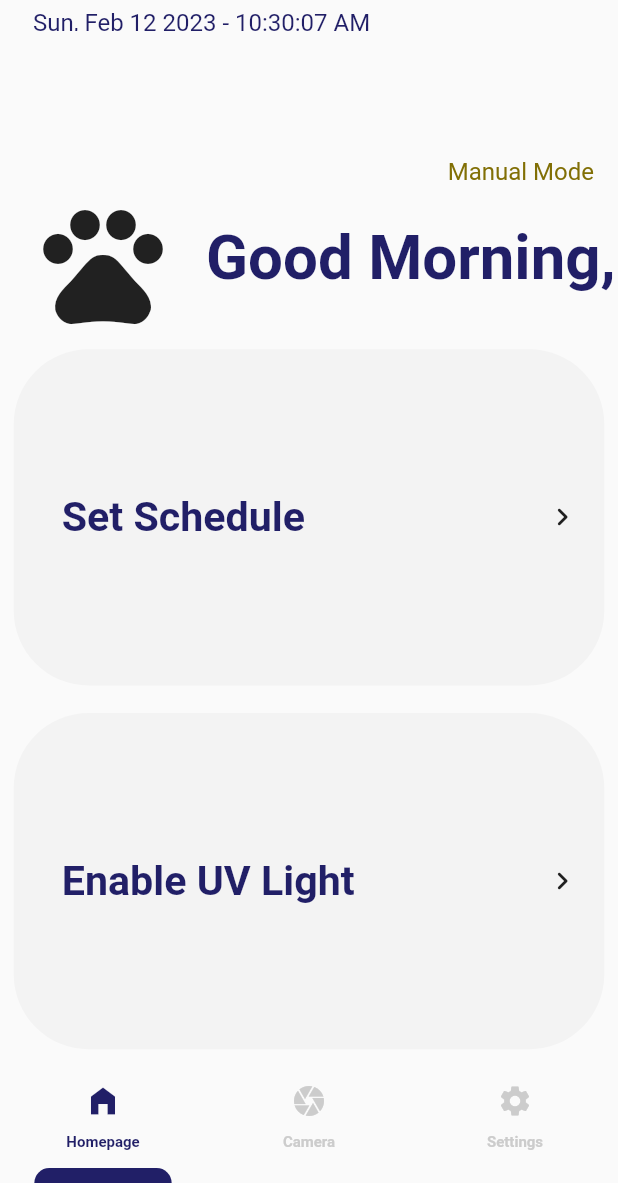
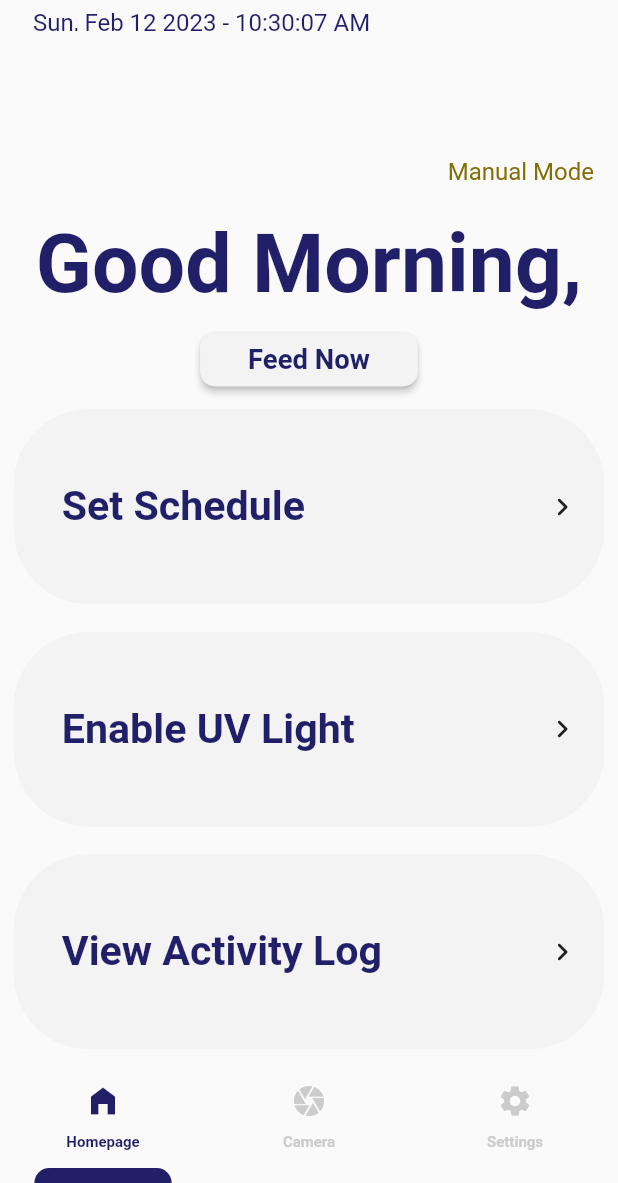
Before and after one commit to Thanatoslayer6/petfeederapp, a Flutter app: the screen it shows after launch, on a phone screen of 412 x 824 dp, the part 53-1236 px from its top. Run offline on Flutter 3.47's test engine with Material 2 defaults, Android fonts, the light colour scheme and no system bars; our stand-ins replace animated_text_kit, connectivity_plus, weekday_selector; network calls fail; Roboto replaces fonts that are missing (Poppins).

```diff
--- a/lib/homepage.dart
+++ b/lib/homepage.dart
@@ -1,10 +1,11 @@
 // ignore_for_file: prefer_const_constructors
-
+import 'package:animated_text_kit/animated_text_kit.dart';
 import 'package:flutter/material.dart';
 import 'package:intl/intl.dart';
 import 'adaptive.dart';
 import 'time.dart';
 import 'schedule.dart';
+import 'quotes.dart';
 
 class Homepage extends StatefulWidget {
   const Homepage({super.key});
@@ -14,18 +15,27 @@ class Homepage extends StatefulWidget {
 }
 
 class _HomepageState extends State<Homepage> {
-  // bool isAutomaticMode = true;
   int activeScheduleRotationIndex = 0;
-  // List<DateTime> activeSchedules = [];
+  bool isQuoteAlreadyAnimated = false;
+
+  @override
+  void initState() {
+    // Gets random quote if possible
+    if (Quotes.hasQuote == false) {
+      Quotes.getRandom(setState);
+    }
+    super.initState();
+  }
+
   @override
   Widget build(BuildContext context) {
+    var activeSchedules = getScheduleInOrder();
     // final automaticModeFontColor = Color.fromARGB(255, 9, 104, 18);
     // final manualModeFontColor = Color.fromARGB(255, 129, 111, 5);
-    var activeSchedules = getScheduleInOrder();
     return Column(
       children: [
-        // Automatic mode
         if (activeSchedules.isNotEmpty) ...[
+          // AUTOMATIC MODE
           modeIdentifierWidget(context, true), // Automatic Mode ? Manual Mode
           headlineAutomaticWidget(context), // Feeding Time (TIME)
           subHeadlineWidget(
@@ -37,17 +47,11 @@ class _HomepageState extends State<Homepage> {
           // feedButtonWidget(context), // DISABLE FEED ME FOR NOW....
           setScheduleButtonWidget(), // Set schedule
           uvLightButtonWidget(), // Enable/Disable uv light
+          activityLogButtonWidget()
           // setModeButtonWidget()
         ] else if (activeSchedules.isEmpty) ...[
+          // MANUAL MODE
           modeIdentifierWidget(context, false),
-          // Container(
-          //   // margin: EdgeInsets.only(top: 48, bottom: 16),
-          //   color: Colors.amber,
-          //   child: Icon(
-          //     Icons.pets_rounded,
-          //     size: 128,
-          //   ),
-          // ),
           // ignore: avoid_unnecessary_containers
           Container(
             // color: Colors.red,
@@ -56,55 +60,41 @@ class _HomepageState extends State<Homepage> {
               crossAxisAlignment: CrossAxisAlignment.center,
               children: [
                 Expanded(
-                  flex: 1,
-                  child: Container(
-                    // color: Colors.green,
-                    // margin: EdgeInsets.only(left: 24),
-                    child: Icon(Icons.pets_rounded, size: 96),
-                  ),
-                ),
-                Expanded(
-                  flex: 2,
                   child: Column(
                     children: [
+                      // GREETING HEADER
                       Container(
                         // color: Colors.yellow,
-                        alignment: Alignment.centerLeft,
-                        margin: EdgeInsets.only(top: 8, bottom: 16),
+                        // alignment: Alignment.centerLeft,
+                        margin: EdgeInsets.only(top: 16, bottom: 8),
                         child: Text(greeting(),
                             style: TextStyle(
                                 color: const Color.fromARGB(255, 33, 31, 103),
                                 fontFamily: 'Poppins',
-                                fontSize: getadaptiveTextSize(context, 36),
+                                fontSize: getadaptiveTextSize(context, 48),
                                 fontWeight: FontWeight.bold)),
                       ),
-                      // feedButtonWidget(context)
+                      // isQuoteAlreadyAnimated == true ? animateQuote(false) : animateQuote(true),
+                      // Some ternary condition superiority is shown xD
+                      ...((isQuoteAlreadyAnimated == true)
+                          ? animateQuote(true)
+                          : animateQuote(false)),
+                      // isQuoteAlreadyAnimated == true
+                      //     ? animateQuote(false)
+                      //     : animateQuote(true),
+                      feedButtonWidget(context)
                     ],
                   ),
                 ),
               ],
             ),
           ),
-          /*
-          Container(
-            // color: Colors.amber,
-            margin: EdgeInsets.only(top: 16, bottom: 16, left: 32),
-            width: MediaQuery.of(context).size.width,
-            child: Text(
-              "NOTE: Set a schedule for automation",
-              style: TextStyle(
-                  fontFamily: "Poppins",
-                  fontSize: getadaptiveTextSize(context, 18),
-                  fontStyle: FontStyle.italic,
-                  fontWeight: FontWeight.w300),
-            ),
-          ),
-          */
           // BUTTONS BELOW,
           setScheduleButtonWidget(), // Set schedule
           // feedButtonWidget(context), // DISABLE FEED ME FOR NOW....
           uvLightButtonWidget(), // Enable/Disable uv light
           // setModeButtonWidget()
+          activityLogButtonWidget(),
         ]
       ],
     );
@@ -126,10 +116,6 @@ class _HomepageState extends State<Homepage> {
               (item) => item.weekDaysIndex[DateTimeService.timeNow.weekday % 7])
           .toList();
 
-      // print("Here's your schedule");
-      // activeSchedules.forEach((element) {
-      //   print(element.data);
-      // });
       return activeSchedules;
       // Print
     } else {
@@ -228,24 +214,15 @@ class _HomepageState extends State<Homepage> {
     );
   }
 
-/*
-  Expanded setModeButtonWidget() {
+  Expanded activityLogButtonWidget() {
     return Expanded(
       child: Container(
         padding: EdgeInsets.all(getadaptiveTextSize(context, 8)),
         width: MediaQuery.of(context).size.width,
         child: MaterialButton(
-          onPressed: () {
-            setState(() {
-              isAutomaticMode == true
-                  ? isAutomaticMode = false
-                  : isAutomaticMode = true;
-            });
-          },
-          // padding: const EdgeInsets.fromLTRB(0, 8, 0, 8),
+            onPressed: () {},
             padding: EdgeInsets.fromLTRB(0, getadaptiveTextSize(context, 4), 0,
                 getadaptiveTextSize(context, 4)),
-          // color: Colors.grey,
             shape:
                 RoundedRectangleBorder(borderRadius: BorderRadius.circular(50)),
             color: const Color.fromARGB(255, 243, 243, 243),
@@ -258,7 +235,7 @@ class _HomepageState extends State<Homepage> {
                   child: Align(
                     alignment: Alignment.centerLeft,
                     child: Text(
-                    isAutomaticMode == true ? "Manual Mode" : "Automatic Mode",
+                      "View Activity Log",
                       style: TextStyle(
                           color: const Color.fromARGB(255, 33, 31, 103),
                           fontFamily: 'Poppins',
@@ -273,9 +250,96 @@ class _HomepageState extends State<Homepage> {
                     child: Icon(Icons.keyboard_arrow_right_rounded)),
               ],
             )),
-    ));
+      ),
+    );
   }
-  */
+
+  List<Widget> animateQuote(bool withAnimation) {
+    if (Quotes.hasQuote == true && withAnimation == true) {
+      return [
+        Container(
+          // color: Colors.green,
+          alignment: Alignment.center,
+          margin: EdgeInsets.only(
+              left: getadaptiveTextSize(context, 16),
+              right: getadaptiveTextSize(context, 16)),
+          child: AnimatedTextKit(
+            animatedTexts: [
+              TypewriterAnimatedText(
+                Quotes.message,
+                textAlign: TextAlign.center,
+                textStyle: TextStyle(
+                    fontWeight: FontWeight.w300,
+                    fontFamily: "Poppins",
+                    fontSize: getadaptiveTextSize(context, 12)),
+              )
+            ],
+            // isRepeatingAnimation: false,
+            repeatForever: false,
+            totalRepeatCount: 1,
+            // displayFullTextOnTap: true,
+          ),
+        ),
+
+        // AUTHOR
+        Container(
+          // color: Colors.orange,
+          padding: EdgeInsets.all(8),
+          alignment: Alignment.topCenter,
+          child: AnimatedTextKit(
+            animatedTexts: [
+              TypewriterAnimatedText(
+                "— ${Quotes.author}",
+                textAlign: TextAlign.center,
+                textStyle: TextStyle(
+                    fontFamily: "Poppins",
+                    fontWeight: FontWeight.w300,
+                    fontStyle: FontStyle.italic,
+                    fontSize: getadaptiveTextSize(context, 14)),
+              )
+            ],
+            // isRepeatingAnimation: false,
+            repeatForever: false,
+            totalRepeatCount: 1,
+            // displayFullTextOnTap: true,
+          ),
+        ),
+      ];
+    } else if (Quotes.hasQuote == true && withAnimation == false) {
+      return [
+        Container(
+            // color: Colors.green,
+            alignment: Alignment.center,
+            margin: EdgeInsets.only(
+                left: getadaptiveTextSize(context, 16),
+                right: getadaptiveTextSize(context, 16)),
+            child: Text(
+              Quotes.message,
+              textAlign: TextAlign.center,
+              style: TextStyle(
+                  fontWeight: FontWeight.w300,
+                  fontFamily: "Poppins",
+                  fontSize: getadaptiveTextSize(context, 12)),
+            )),
+
+        // AUTHOR
+        Container(
+            // color: Colors.orange,
+            padding: EdgeInsets.all(8),
+            alignment: Alignment.topCenter,
+            child: Text(
+              "— ${Quotes.author}",
+              textAlign: TextAlign.center,
+              style: TextStyle(
+                  fontFamily: "Poppins",
+                  fontWeight: FontWeight.w300,
+                  fontStyle: FontStyle.italic,
+                  fontSize: getadaptiveTextSize(context, 14)),
+            )),
+      ];
+    }
+    return [];
+  }
 }
 
 Container modeIdentifierWidget(BuildContext context, bool isAutomaticMode) {
@@ -314,25 +378,6 @@ Container headlineAutomaticWidget(BuildContext context) {
                 fontWeight: FontWeight.bold)),
       ));
 }
-/*
-Container headlineManualWidget(BuildContext context) {
-  return Container(
-      margin: const EdgeInsets.only(right: 16),
-      // margin: const EdgeInsets.only(top: 16, bottom: 4, right: 16),
-      width: MediaQuery.of(context).size.width,
-      color: Colors.orange,
-      alignment: Alignment.topRight,
-      child: FittedBox(
-        fit: BoxFit.contain,
-        child: Text("Welcome!",
-            style: TextStyle(
-                color: const Color.fromARGB(255, 33, 31, 103),
-                fontFamily: 'Poppins',
-                fontSize: getadaptiveTextSize(context, 50),
-                fontWeight: FontWeight.bold)),
-      ));
-}
-*/
 
 Container subHeadlineWidget(BuildContext context, DateTime activeSchedule) {
   return Container(
@@ -369,7 +414,7 @@ Container countdownWidget(DateTime activeSchedule) {
 Container feedButtonWidget(BuildContext context) {
   return Container(
     // color: Colors.amber,
-    alignment: Alignment.centerLeft,
+    alignment: Alignment.center,
     // margin: const EdgeInsets.only(top: 16),
     child: ElevatedButton(
       onPressed: () {},
--- a/lib/internet.dart
+++ /dev/null
@@ -1,13 +0,0 @@
-import 'dart:io'; //InternetAddress utility
-import 'dart:async'; //For StreamController/Stream
-
-import 'package:connectivity/connectivity.dart';
-import 'package:flutter/material.dart';
-
-class ConnectivityProvider with ChangeNotifier {
-  @override
-  void notifyListeners() {
-    // TODO: implement notifyListeners
-    super.notifyListeners();
-  }
-}
--- a/lib/main.dart
+++ b/lib/main.dart
@@ -1,15 +1,20 @@
-import 'dart:async';
+// import 'dart:async';
 
+import 'package:connectivity_plus/connectivity_plus.dart';
+// import 'package:flutter/cupertino.dart';
 import 'package:flutter/material.dart';
+// import 'package:internet_connection_checker/internet_connection_checker.dart';
 import 'package:petfeederapp/camera.dart';
+import 'package:petfeederapp/quotes.dart';
 import 'package:petfeederapp/settings.dart';
 import 'package:flutter/services.dart';
+import 'adaptive.dart';
 import 'navigation.dart';
 import 'titlebar.dart';
 import 'homepage.dart';
 import 'time.dart';
+// import 'package:connectivity_plus_platform_interface/connectivity_plus_platform_interface.dart'
 // import 'package:connectivity/connectivity.dart';
-import 'internet.dart';
 
 void main() {
   WidgetsFlutterBinding.ensureInitialized();
@@ -35,83 +40,105 @@ class MyApp extends StatefulWidget {
 }
 
 class _MyAppState extends State<MyApp> {
-  // void initState() {
-  //   super.initState();
-  /*
-    connectivitySubscription = Connectivity()
-        .onConnectivityChanged
-        .listen((ConnectivityResult nowresult) {
-      // Means there is no internet connection
-      if (nowresult == ConnectivityResult.none) {
-        print("Nonineter");
-        // Show alert dialog
-        WidgetsBinding.instance.addPostFrameCallback((_) async {
-          await showDialog(
-            context: context,
-            builder: (ctx) => AlertDialog(
-              title: const Text("No Internet"),
-              content: const Text(
-                  "Please connect to the Internet to use the application"),
-              actions: <Widget>[
-                TextButton(
-                  onPressed: () {
-                    Navigator.of(ctx).pop();
-                  },
-                  child: Container(
-                    color: Colors.black54,
-                    padding: const EdgeInsets.all(14),
-                    child: const Text("Exit"),
-                  ),
-                ),
-                TextButton(
-                  onPressed: () {
-                    Navigator.of(ctx).pop();
-                  },
-                  child: Container(
-                    color: Colors.black87,
-                    padding: const EdgeInsets.all(14),
-                    child: const Text("Retry"),
-                  ),
-                ),
-              ],
-            ),
-          );
-        });
-      } else {
-        print("Idk man");
-      }
-      */
-  // previousresult = nowresult;
-  // });
-  // }
+  @override
+  Widget build(BuildContext context) {
+    return MaterialApp(
+      debugShowCheckedModeBanner: false,
+      home: StreamBuilder(
+        stream: Connectivity().onConnectivityChanged,
+        builder: ((context, snapshot) {
+          final result = snapshot.data;
+          if (result == ConnectivityResult.none || result == null) {
+            return const DefaultTabController(
+              length: 3,
+              child: Scaffold(
+                appBar: TitleBar(),
+                bottomNavigationBar: Navigation(),
+                body: TabBarView(children: [
+                  NoInternetConnection(),
+                  NoInternetConnection(),
+                  Settings()
+                ]),
+              ),
+            );
+          } else {
+            // print("Internet connection is active");
+            // return Homepage();
+            return const DefaultTabController(
+              length: 3,
+              child: Scaffold(
+                appBar: TitleBar(),
+                bottomNavigationBar: Navigation(),
+                body: TabBarView(children: [Homepage(), Camera(), Settings()]),
+              ),
+            );
+          }
+        }),
+      ),
+    );
+    // TESTING BELOW
+  }
+}
 
-  // @override
-  // void dispose() {
-  //   super.dispose();
-  // }
+class NoInternetConnection extends StatelessWidget {
+  const NoInternetConnection({super.key});
 
   @override
   Widget build(BuildContext context) {
-    return const MaterialApp(
-        debugShowCheckedModeBanner: false,
-        // theme: ThemeData(
-        //     highlightColor: Colors.transparent,
-        //     splashColor: Colors.transparent),
-        home: DefaultTabController(
-          length: 3,
-          child: Scaffold(
-            appBar: TitleBar(),
-            bottomNavigationBar: Navigation(),
-            body: TabBarView(children: [Homepage(), Camera(), Settings()]),
+    return Container(
+      color: Colors.grey[300],
+      child: Column(
+        mainAxisAlignment: MainAxisAlignment.center,
+        children: [
+          const Center(
+            child: Icon(
+              Icons.signal_wifi_statusbar_connected_no_internet_4_rounded,
+              size: 128,
+              color: Color.fromARGB(255, 33, 31, 103),
+            ),
           ),
-        ));
+          Container(
+            margin: EdgeInsets.all(getadaptiveTextSize(context, 8)),
+            child: Text(
+              "Whoops!",
+              style: TextStyle(
+                  color: const Color.fromARGB(255, 33, 31, 103),
+                  fontFamily: 'Poppins',
+                  fontSize: getadaptiveTextSize(context, 32),
+                  fontWeight: FontWeight.bold),
+            ),
+          ),
+          Container(
+            margin: EdgeInsets.only(
+                top: getadaptiveTextSize(context, 4),
+                bottom: getadaptiveTextSize(context, 32)),
+            child: Text(
+              "Slow or no internet connection.\nPlease check your internet settings",
+              style: TextStyle(
+                  color: const Color.fromARGB(255, 33, 31, 103),
+                  fontFamily: 'Poppins',
+                  fontSize: getadaptiveTextSize(context, 18),
+                  fontWeight: FontWeight.w300),
+              textAlign: TextAlign.center,
+            ),
+          ),
+          // MaterialButton(
+          //   color: Colors.grey[50],
+          //   onPressed: () {
+
+          //   },
+          //   textColor: const Color.fromARGB(255, 33, 31, 103),
+          //   padding: EdgeInsets.fromLTRB(
+          //       getadaptiveTextSize(context, 32),
+          //       getadaptiveTextSize(context, 16),
+          //       getadaptiveTextSize(context, 32),
+          //       getadaptiveTextSize(context, 16)),
+          //   shape:
+          //       RoundedRectangleBorder(borderRadius: BorderRadius.circular(50)),
+          //   child: const Text("RETRY"),
+          // )
+        ],
+      ),
+    );
   }
-
-  // Future<bool> checkInternetConnection() async {
-  //   // ConnectivityResult connectivityResult =
-  //   //     await Connectivity().checkConnectivity();
-  //   // return connectivityResult != ConnectivityResult.none;
-  //   // var connectivityResult = await (Connectivity().checkConnectivity());
-  //   // return connectivityResult != ConnectivityResult.none;
-  // }
 }
--- a/lib/navigation.dart
+++ b/lib/navigation.dart
@@ -19,7 +19,6 @@ class _NavigationState extends State<Navigation> with TickerProviderStateMixin {
         highlightColor: Colors.transparent,
       ),
       child: TabBar(
-        controller: DefaultTabController.of(context),
         labelColor: activeColor,
         unselectedLabelColor: inactiveColor,
         splashFactory: NoSplash.splashFactory,
--- /dev/null
+++ b/lib/quotes.dart
@@ -0,0 +1,25 @@
+import 'dart:convert' as convert;
+import 'package:http/http.dart' as http;
+
+class Quotes {
+  static bool hasQuote = false;
+  static late String message;
+  static late String author;
+
+  static getRandom(Function setState) async {
+    var response = await http.get(Uri.parse(
+        "https://api.quotable.io/random?minLength=100&maxLength=140"));
+    if (response.statusCode == 200) {
+      var jsonResponse =
+          convert.jsonDecode(response.body) as Map<String, dynamic>;
+      setState(() {
+        message = jsonResponse['content'];
+        author = jsonResponse['author'];
+        hasQuote = true;
+      });
+      print("$message - $author");
+    } else {
+      print('Request failed with status: ${response.statusCode}.');
+    }
+  }
+}
--- a/pubspec.yaml
+++ b/pubspec.yaml
@@ -39,7 +39,10 @@ dependencies:
   intl: ^0.18.0
   mqtt_client: ^9.7.4
   weekday_selector: ^1.1.0
-  connectivity: ^3.0.6
+  connectivity_plus: ^3.0.3
+  internet_connection_checker: ^1.0.0+1
+  http: ^0.13.5
+  animated_text_kit: ^4.2.2
 
 dev_dependencies:
   flutter_test:
```
Also changed, not shown: pubspec.lock, 3 other files. Lines whose indentation alone changed are shown as unchanged.
